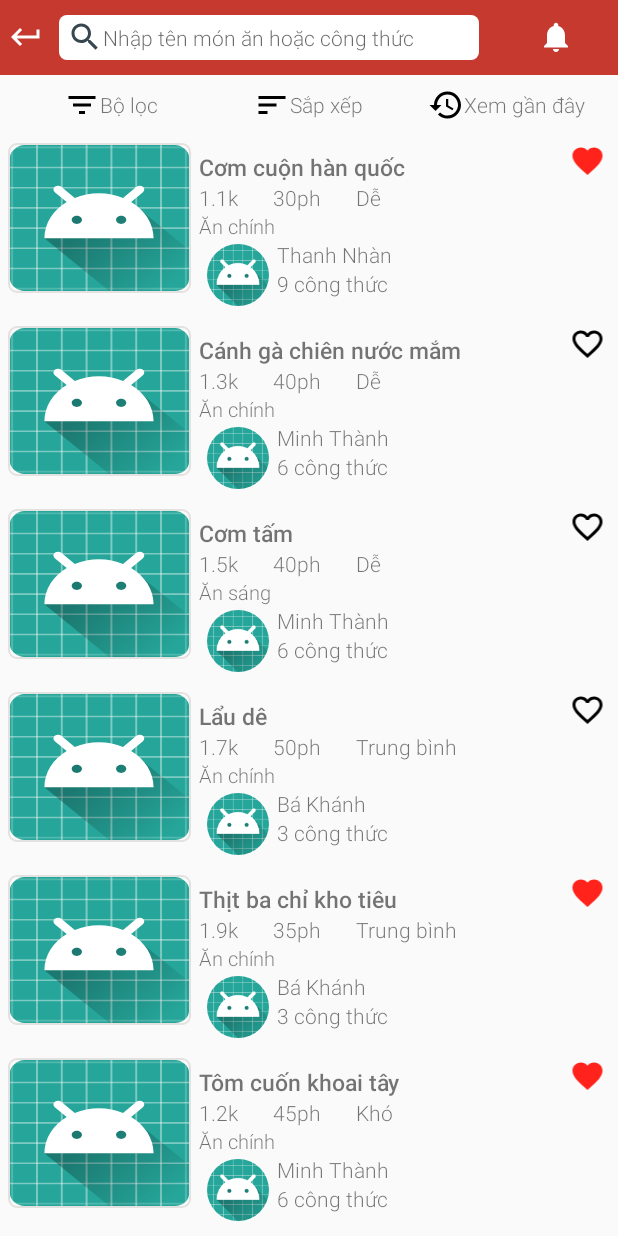
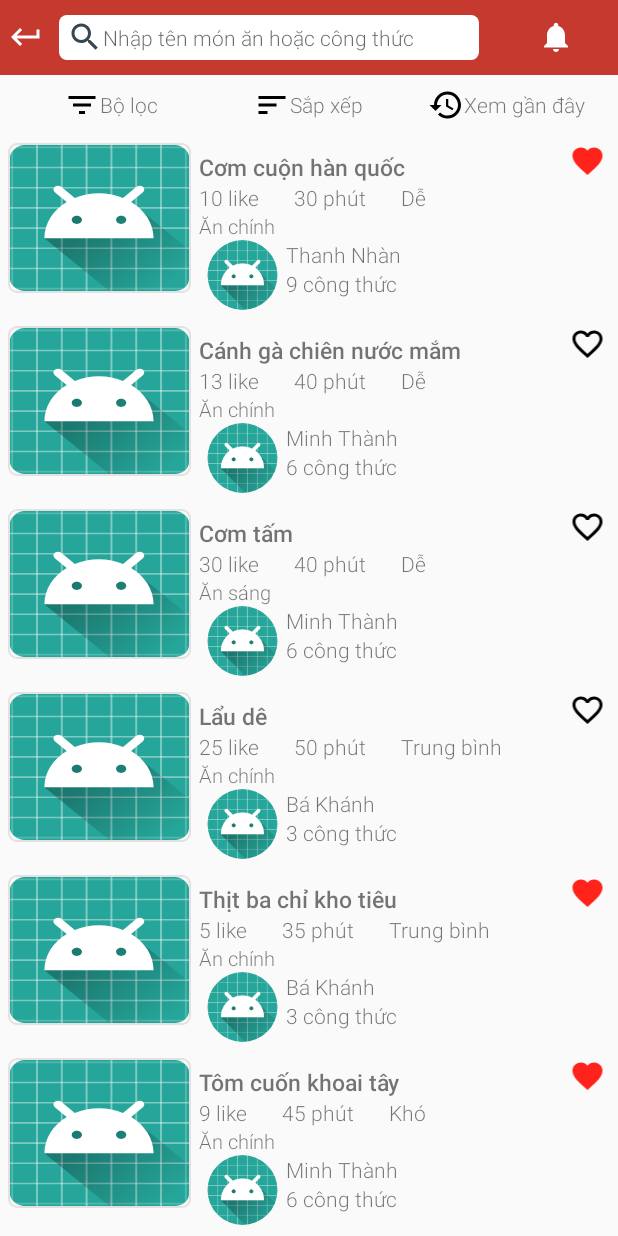
Before and after one commit to KhanhNHB/Dishy_App, an Android app: the SearchActivity screen opened directly, with no data from a screen before it, after a tap on "Sườn xào chua ngọt", on a phone screen of 412 x 824 dp. Run offline under Robolectric (Android 15) with nearby library versions, the phone set to English and light mode, and no system bars; our stand-ins replace Picasso; libraries missing offline, so code that uses them is left out: com.makeramen.roundedimageview; plain views replace RoundedImageView; pictures from the network do not load.

Commit message:
thanh task commit

```diff
--- a/app/src/main/java/com/example/dishy_app/activities/SearchActivity.java
+++ b/app/src/main/java/com/example/dishy_app/activities/SearchActivity.java
@@ -58,14 +58,14 @@
         edtSearch.requestFocus();
         getWindow().setSoftInputMode(WindowManager.LayoutParams.SOFT_INPUT_STATE_VISIBLE);
         itemsResults = new ArrayList<>();
-        itemsResults.add(new ItemsResult("Cơm cuộn hàn quốc", "1.1k", "Thanh Nhàn", "30ph", "Ăn chính", "Dễ", R.drawable.ic_favorite_red, "9 công thức", "http://www.monngon.tv/uploads/images/images/maxresdefault-9(2).jpg", "https://scontent.fsgn10-1.fna.fbcdn.net/v/t1.0-9/61090498_1285841494925963_1183091008456359936_n.jpg?_nc_cat=101&_nc_oc=AQku48FA2VJMthy4eielu0KedlmEBsZv4FU9fcdsRZJtcGwPZ3dUVSTgrRVO0X4OhCw&_nc_ht=scontent.fsgn10-1.fna&oh=a5d303ff39ed42210e11999740d8be57&oe=5DF0D403"));
-        itemsResults.add(new ItemsResult("Cánh gà chiên nước mắm", "1.3k", "Minh Thành", "40ph", "Ăn chính", "Dễ", R.drawable.ic_favorite_border_black, "6 công thức", "http://www.monngon.tv/uploads/images/images/maxresdefault-9(2).jpg", "https://scontent.fsgn10-1.fna.fbcdn.net/v/t1.0-9/42702447_309972646225392_437175461110349824_n.jpg?_nc_cat=107&_nc_oc=AQnA-0M1W6GKpUejN3uQGUc8WEouDVZ-uz0HUsR84pWBfFGrwD6AAz-NmevnQjYckpI&_nc_ht=scontent.fsgn10-1.fna&oh=15b8fb2304ba389770ab8d5ea8d4a030&oe=5E34D96E"));
-        itemsResults.add(new ItemsResult("Cơm tấm", "1.5k", "Minh Thành", "40ph", "Ăn sáng", "Dễ", R.drawable.ic_favorite_border_black, "6 công thức", "https://baogiadinhso.com/wp-content/uploads/2018/12/cach-nau-com-tam-suon-bi-cha.jpg", "https://scontent.fsgn10-1.fna.fbcdn.net/v/t1.0-9/42702447_309972646225392_437175461110349824_n.jpg?_nc_cat=107&_nc_oc=AQnA-0M1W6GKpUejN3uQGUc8WEouDVZ-uz0HUsR84pWBfFGrwD6AAz-NmevnQjYckpI&_nc_ht=scontent.fsgn10-1.fna&oh=15b8fb2304ba389770ab8d5ea8d4a030&oe=5E34D96E"));
-        itemsResults.add(new ItemsResult("Lẩu dê", "1.7k", "Bá Khánh", "50ph", "Ăn chính", "Trung bình", R.drawable.ic_favorite_border_black, "3 công thức", "https://cdn.daynauan.info.vn/wp-content/uploads/2018/12/lau-de-ham-thuoc-bac.jpg", "https://scontent.fsgn10-1.fna.fbcdn.net/v/t1.0-1/70205972_1445859698901960_6020314693128683520_n.jpg?_nc_cat=111&_nc_oc=AQlb5oGWp-hplgb-lY9fSd9yyxKfdaF9sBELeGp2pWzeBOz9TBk5Pa2Hq4qSYy2i054&_nc_ht=scontent.fsgn10-1.fna&oh=d20e20e77ceffdfdd97896217f94dd1c&oe=5E3A16D7"));
-        itemsResults.add(new ItemsResult("Thịt ba chỉ kho tiêu", "1.9k", "Bá Khánh", "35ph", "Ăn chính", "Trung bình", R.drawable.ic_favorite_red, "3 công thức", "https://monngonchuabenh.com/wp-content/uploads/2016/06/thit-ba-roi-kho-tieu-thom-ngon-1024x576.jpg", "https://scontent.fsgn10-1.fna.fbcdn.net/v/t1.0-1/70205972_1445859698901960_6020314693128683520_n.jpg?_nc_cat=111&_nc_oc=AQlb5oGWp-hplgb-lY9fSd9yyxKfdaF9sBELeGp2pWzeBOz9TBk5Pa2Hq4qSYy2i054&_nc_ht=scontent.fsgn10-1.fna&oh=d20e20e77ceffdfdd97896217f94dd1c&oe=5E3A16D7"));
-        itemsResults.add(new ItemsResult("Tôm cuốn khoai tây", "1.2k", "Minh Thành", "45ph", "Ăn chính", "Khó", R.drawable.ic_favorite_red, "6 công thức", "http://www.agrexsaigon.com.vn/images/news/129/385/tom-cuon-khoai-tay1.jpg", "https://scontent.fsgn10-1.fna.fbcdn.net/v/t1.0-9/42702447_309972646225392_437175461110349824_n.jpg?_nc_cat=107&_nc_oc=AQnA-0M1W6GKpUejN3uQGUc8WEouDVZ-uz0HUsR84pWBfFGrwD6AAz-NmevnQjYckpI&_nc_ht=scontent.fsgn10-1.fna&oh=15b8fb2304ba389770ab8d5ea8d4a030&oe=5E34D96E"));
-        itemsResults.add(new ItemsResult("Bún mọc sườn heo", "1.3k", "Bá Khánh", "50ph", "Ăn chính", "Trung bình", R.drawable.ic_favorite_border_black, "3 công thức", "https://agiadinh.net/wp-content/uploads/2017/11/cach-nau-bun-moc-4-600x401.jpg", "https://scontent.fsgn10-1.fna.fbcdn.net/v/t1.0-1/70205972_1445859698901960_6020314693128683520_n.jpg?_nc_cat=111&_nc_oc=AQlb5oGWp-hplgb-lY9fSd9yyxKfdaF9sBELeGp2pWzeBOz9TBk5Pa2Hq4qSYy2i054&_nc_ht=scontent.fsgn10-1.fna&oh=d20e20e77ceffdfdd97896217f94dd1c&oe=5E3A16D7"));
-        itemsResults.add(new ItemsResult("Gà hầm thuốc bắc", "1.4k", "Bá Khánh", "40ph", "Ăn chính", "Trung bình", R.drawable.ic_favorite_border_black, "3 công thức", "https://toinayangi.vn/wp-content/uploads/2015/08/g%C3%A0-h%E1%BA%A7m-thu%E1%BB%91c-b%E1%BA%AFc.jpg", "https://scontent.fsgn10-1.fna.fbcdn.net/v/t1.0-1/70205972_1445859698901960_6020314693128683520_n.jpg?_nc_cat=111&_nc_oc=AQlb5oGWp-hplgb-lY9fSd9yyxKfdaF9sBELeGp2pWzeBOz9TBk5Pa2Hq4qSYy2i054&_nc_ht=scontent.fsgn10-1.fna&oh=d20e20e77ceffdfdd97896217f94dd1c&oe=5E3A16D7"));
+        itemsResults.add(new ItemsResult("Cơm cuộn hàn quốc", "10 like", "Thanh Nhàn", "30 phút", "Ăn chính", "Dễ", R.drawable.ic_favorite_red, "9 công thức", "https://www.google.com/url?sa=i&source=images&cd=&cad=rja&uact=8&ved=2ahUKEwijjo70rY_lAhW68HMBHWJzAygQjRx6BAgBEAQ&url=%2Furl%3Fsa%3Di%26source%3Dimages%26cd%3D%26ved%3D%26url%3Dhttp%253A%252F%252Fwww.monngon.tv%252Fhuong-dan-cach-lam-cac-loai-com-cuon-han-quoc-chay-man-390.html%26psig%3DAOvVaw1gltnK97TbKOV1bAzANi-D%26ust%3D1570716688624794&psig=AOvVaw1gltnK97TbKOV1bAzANi-D&ust=1570716688624794", "https://scontent.fsgn10-1.fna.fbcdn.net/v/t1.0-9/61090498_1285841494925963_1183091008456359936_n.jpg?_nc_cat=101&_nc_oc=AQku48FA2VJMthy4eielu0KedlmEBsZv4FU9fcdsRZJtcGwPZ3dUVSTgrRVO0X4OhCw&_nc_ht=scontent.fsgn10-1.fna&oh=a5d303ff39ed42210e11999740d8be57&oe=5DF0D403"));
+        itemsResults.add(new ItemsResult("Cánh gà chiên nước mắm", "13 like", "Minh Thành", "40 phút", "Ăn chính", "Dễ", R.drawable.ic_favorite_border_black, "6 công thức", "https://www.google.com/url?sa=i&source=images&cd=&ved=2ahUKEwjBiv2Fro_lAhVJ8HMBHUX6ArIQjRx6BAgBEAQ&url=https%3A%2F%2Fgiadinh.tv%2Fcanh-ga-chien-nuoc-mam%2F&psig=AOvVaw2xG638aV3qwugBcJISqnkT&ust=1570716757836503", "https://scontent.fsgn10-1.fna.fbcdn.net/v/t1.0-9/42702447_309972646225392_437175461110349824_n.jpg?_nc_cat=107&_nc_oc=AQnA-0M1W6GKpUejN3uQGUc8WEouDVZ-uz0HUsR84pWBfFGrwD6AAz-NmevnQjYckpI&_nc_ht=scontent.fsgn10-1.fna&oh=15b8fb2304ba389770ab8d5ea8d4a030&oe=5E34D96E"));
+        itemsResults.add(new ItemsResult("Cơm tấm", "30 like", "Minh Thành", "40 phút", "Ăn sáng", "Dễ", R.drawable.ic_favorite_border_black, "6 công thức", "https://baogiadinhso.com/wp-content/uploads/2018/12/cach-nau-com-tam-suon-bi-cha.jpg", "https://scontent.fsgn10-1.fna.fbcdn.net/v/t1.0-9/42702447_309972646225392_437175461110349824_n.jpg?_nc_cat=107&_nc_oc=AQnA-0M1W6GKpUejN3uQGUc8WEouDVZ-uz0HUsR84pWBfFGrwD6AAz-NmevnQjYckpI&_nc_ht=scontent.fsgn10-1.fna&oh=15b8fb2304ba389770ab8d5ea8d4a030&oe=5E34D96E"));
+        itemsResults.add(new ItemsResult("Lẩu dê", "25 like", "Bá Khánh", "50 phút", "Ăn chính", "Trung bình", R.drawable.ic_favorite_border_black, "3 công thức", "https://cdn.daynauan.info.vn/wp-content/uploads/2018/12/lau-de-ham-thuoc-bac.jpg", "https://scontent.fsgn10-1.fna.fbcdn.net/v/t1.0-1/70205972_1445859698901960_6020314693128683520_n.jpg?_nc_cat=111&_nc_oc=AQlb5oGWp-hplgb-lY9fSd9yyxKfdaF9sBELeGp2pWzeBOz9TBk5Pa2Hq4qSYy2i054&_nc_ht=scontent.fsgn10-1.fna&oh=d20e20e77ceffdfdd97896217f94dd1c&oe=5E3A16D7"));
+        itemsResults.add(new ItemsResult("Thịt ba chỉ kho tiêu", "5 like", "Bá Khánh", "35 phút", "Ăn chính", "Trung bình", R.drawable.ic_favorite_red, "3 công thức", "https://monngonchuabenh.com/wp-content/uploads/2016/06/thit-ba-roi-kho-tieu-thom-ngon-1024x576.jpg", "https://scontent.fsgn10-1.fna.fbcdn.net/v/t1.0-1/70205972_1445859698901960_6020314693128683520_n.jpg?_nc_cat=111&_nc_oc=AQlb5oGWp-hplgb-lY9fSd9yyxKfdaF9sBELeGp2pWzeBOz9TBk5Pa2Hq4qSYy2i054&_nc_ht=scontent.fsgn10-1.fna&oh=d20e20e77ceffdfdd97896217f94dd1c&oe=5E3A16D7"));
+        itemsResults.add(new ItemsResult("Tôm cuốn khoai tây", "9 like", "Minh Thành", "45 phút", "Ăn chính", "Khó", R.drawable.ic_favorite_red, "6 công thức", "http://www.agrexsaigon.com.vn/images/news/129/385/tom-cuon-khoai-tay1.jpg", "https://scontent.fsgn10-1.fna.fbcdn.net/v/t1.0-9/42702447_309972646225392_437175461110349824_n.jpg?_nc_cat=107&_nc_oc=AQnA-0M1W6GKpUejN3uQGUc8WEouDVZ-uz0HUsR84pWBfFGrwD6AAz-NmevnQjYckpI&_nc_ht=scontent.fsgn10-1.fna&oh=15b8fb2304ba389770ab8d5ea8d4a030&oe=5E34D96E"));
+        itemsResults.add(new ItemsResult("Bún mọc sườn heo", "100 like", "Bá Khánh", "50 phút", "Ăn chính", "Trung bình", R.drawable.ic_favorite_border_black, "3 công thức", "https://agiadinh.net/wp-content/uploads/2017/11/cach-nau-bun-moc-4-600x401.jpg", "https://scontent.fsgn10-1.fna.fbcdn.net/v/t1.0-1/70205972_1445859698901960_6020314693128683520_n.jpg?_nc_cat=111&_nc_oc=AQlb5oGWp-hplgb-lY9fSd9yyxKfdaF9sBELeGp2pWzeBOz9TBk5Pa2Hq4qSYy2i054&_nc_ht=scontent.fsgn10-1.fna&oh=d20e20e77ceffdfdd97896217f94dd1c&oe=5E3A16D7"));
+        itemsResults.add(new ItemsResult("Gà hầm thuốc bắc", "250 like", "Bá Khánh", "40 phút", "Ăn chính", "Trung bình", R.drawable.ic_favorite_border_black, "3 công thức", "https://toinayangi.vn/wp-content/uploads/2015/08/g%C3%A0-h%E1%BA%A7m-thu%E1%BB%91c-b%E1%BA%AFc.jpg", "https://scontent.fsgn10-1.fna.fbcdn.net/v/t1.0-1/70205972_1445859698901960_6020314693128683520_n.jpg?_nc_cat=111&_nc_oc=AQlb5oGWp-hplgb-lY9fSd9yyxKfdaF9sBELeGp2pWzeBOz9TBk5Pa2Hq4qSYy2i054&_nc_ht=scontent.fsgn10-1.fna&oh=d20e20e77ceffdfdd97896217f94dd1c&oe=5E3A16D7"));
 
         quickSearchList = new ArrayList<>();
         quickSearchList.add(new ItemsQuickSearch("Ăn sáng", "https://png.pngtree.com/png-vector/20190130/ourlarge/pngtree-food-elements-hand-drawn-cute-cartoon-breakfast-dessert-omelette-elementhand-drawn-png-image_613496.jpg"));
--- a/app/src/main/res/layout/result_item.xml
+++ b/app/src/main/res/layout/result_item.xml
@@ -83,7 +83,7 @@
                     app:riv_border_color="@color/colorWhite"
                     app:riv_border_width="@dimen/dp1"
                     app:riv_corner_radius="@dimen/dp50"
-                    android:layout_width="70px"
+                    android:layout_width="80px"
                     android:layout_height="70px"
                     android:layout_marginRight="@dimen/dp5"
                     android:layout_marginLeft="@dimen/dp5"
```
